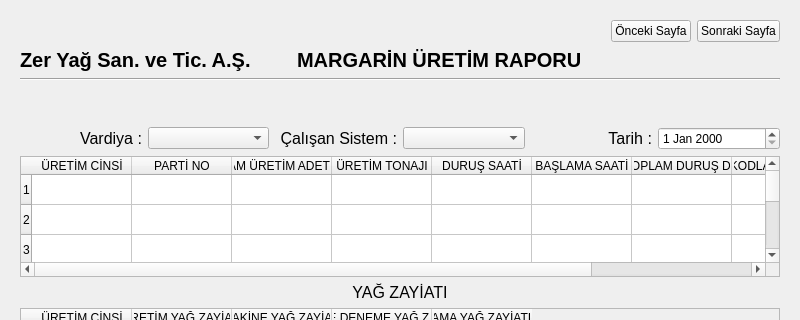
Above: ui/newReport.ui from ggns7/planTaslak before the change; both pictures show x 0 to 800 and y 0 to 320 of the 800 by 600 pixel window. Below: the same form after it.
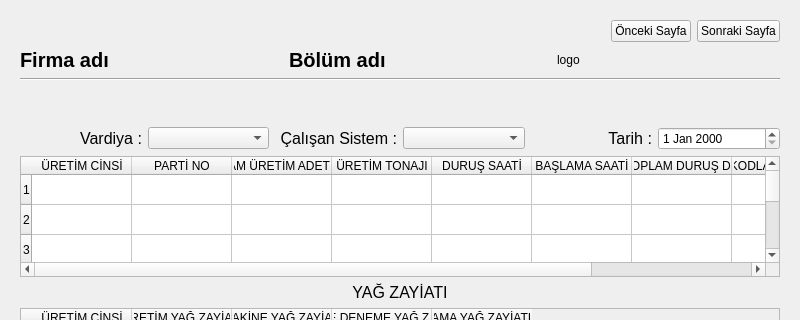
That is the form after the change.

The edit to the form file:
```diff
--- a/ui/newReport.ui
+++ b/ui/newReport.ui
@@ -64,7 +64,7 @@
             </font>
            </property>
            <property name="text">
-            <string>Zer Yağ San. ve Tic. A.Ş.</string>
+            <string>Firma adı</string>
            </property>
           </widget>
          </item>
@@ -94,7 +94,7 @@
             </font>
            </property>
            <property name="text">
-            <string>MARGARİN ÜRETİM RAPORU</string>
+            <string>Bölüm adı</string>
            </property>
           </widget>
          </item>
@@ -117,7 +117,7 @@
          <item>
           <widget class="QLabel" name="label_3">
            <property name="text">
-            <string/>
+            <string>logo</string>
            </property>
           </widget>
          </item>
```
